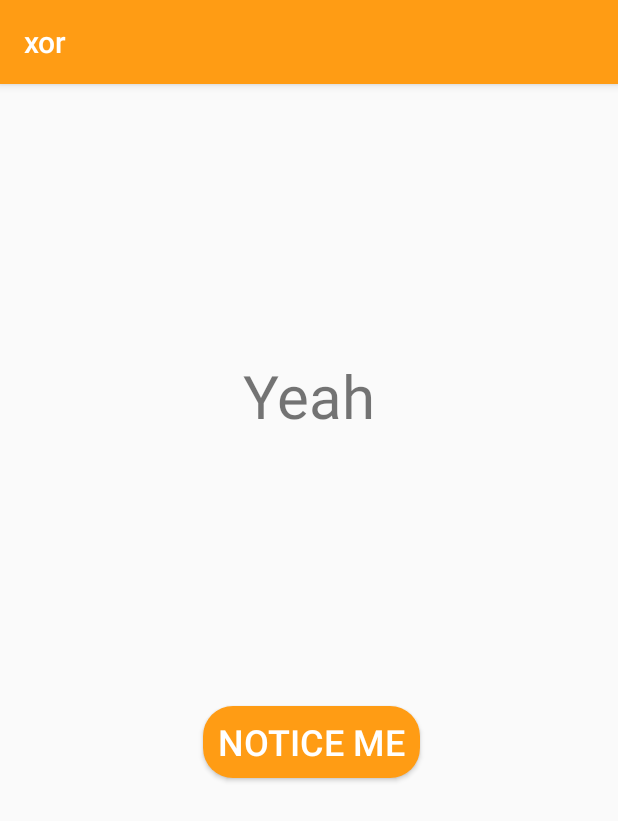
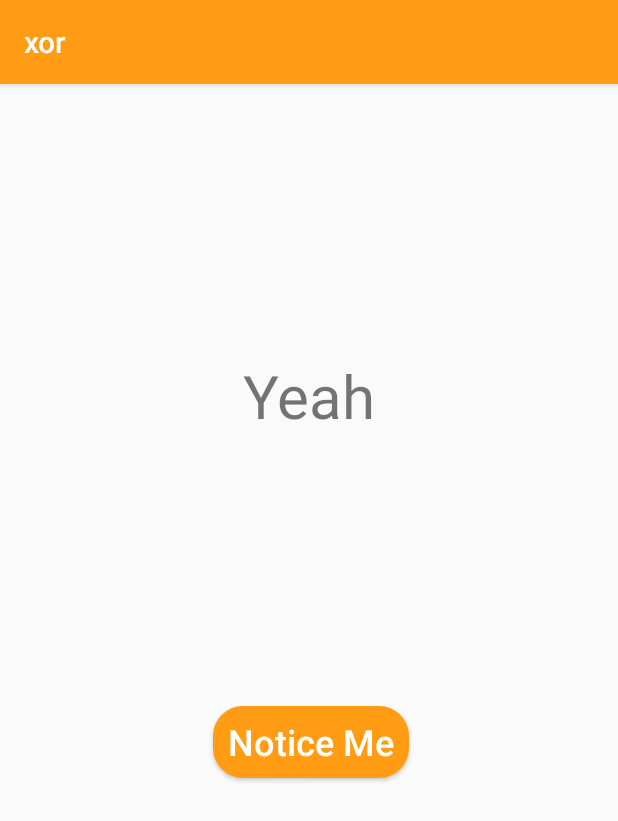
Before and after one commit to ftelnov/flowless, an Android app: the screen it shows after launch (MainActivity), on a phone screen of 412 x 824 dp. Shown: the top 821 px of the screen. Run offline under Robolectric (Android 15) with nearby library versions, the phone set to English and light mode, and no system bars.

```diff
--- a/app/src/main/res/values/styles.xml
+++ b/app/src/main/res/values/styles.xml
@@ -10,6 +10,7 @@
 
     <style name="ButtonMain">
         <item name="android:background">@drawable/button</item>
+        <item name="android:textAllCaps">false</item>
     </style>
 
     <style name="MyTheme" parent="AppTheme" >
```
Also changed, not shown: app/src/main/res/drawable-hdpi/ic_action_name.png (added), app/src/main/res/drawable-mdpi/ic_action_name.png (added), app/src/main/res/drawable-xhdpi/ic_action_name.png (added), app/src/main/res/drawable-xxhdpi/ic_action_name.png (added), app/src/main/res/drawable-xxxhdpi/ic_action_name.png (added).
